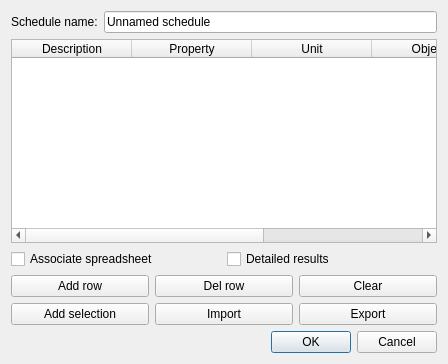
Before: the Qt Designer form src/Mod/Arch/Resources/ui/ArchSchedule.ui in southseact-3d/fcd, drawn with Qt 5.
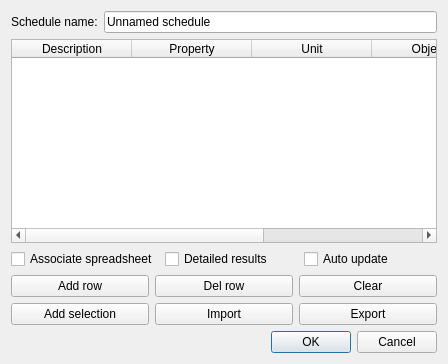
After: the same form once the commit is applied. Icons and pictures are not drawn. Custom widgets are drawn as their Qt base class.

Commit message: [Arch] Arch_Schedule updated fix

```diff
--- a/src/Mod/Arch/Resources/ui/ArchSchedule.ui
+++ b/src/Mod/Arch/Resources/ui/ArchSchedule.ui
@@ -125,6 +125,16 @@
        </property>
       </widget>
      </item>
+     <item>
+      <widget class="Gui::PrefCheckBox" name="checkAutoUpdate">
+       <property name="toolTip">
+        <string>If this is enabled, the schedule and the associated spreadsheet are updated whenever the document is recomputed.</string>
+       </property>
+       <property name="text">
+        <string>Auto update</string>
+       </property>
+      </widget>
+     </item>
     </layout>
    </item>
    <item>
```
Left out of the diff: 2 changed lines with no effect on the pictures. The commit also changes 1 other file.
